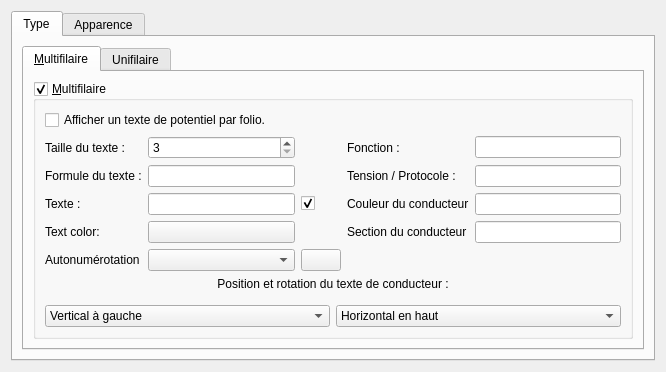
Old version of the form sources/ui/conductorpropertieswidget.ui in the repository qelectrotech/qelectrotech-source-mirror.
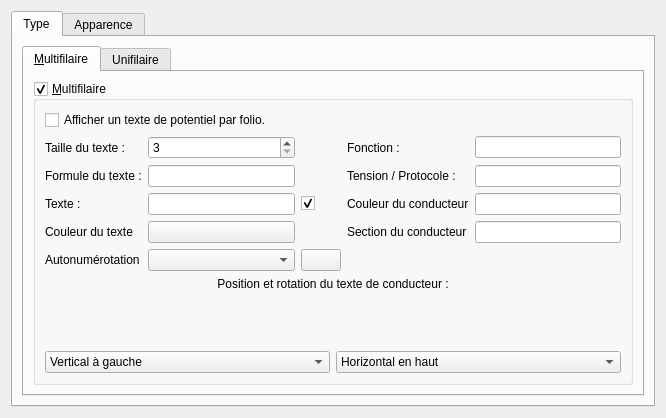
New version of the form. Icons and pictures are not drawn. Custom widgets are drawn as their Qt base class.

The edit to the form file:
```diff
--- a/sources/ui/conductorpropertieswidget.ui
+++ b/sources/ui/conductorpropertieswidget.ui
@@ -7,7 +7,7 @@
     <x>0</x>
     <y>0</y>
     <width>662</width>
-    <height>372</height>
+    <height>418</height>
    </rect>
   </property>
   <property name="windowTitle">
@@ -172,7 +172,7 @@
               <item row="4" column="0">
                <widget class="QLabel" name="label_14">
                 <property name="text">
-                 <string>Text color:</string>
+                 <string>Couleur du texte</string>
                 </property>
                </widget>
               </item>
```
